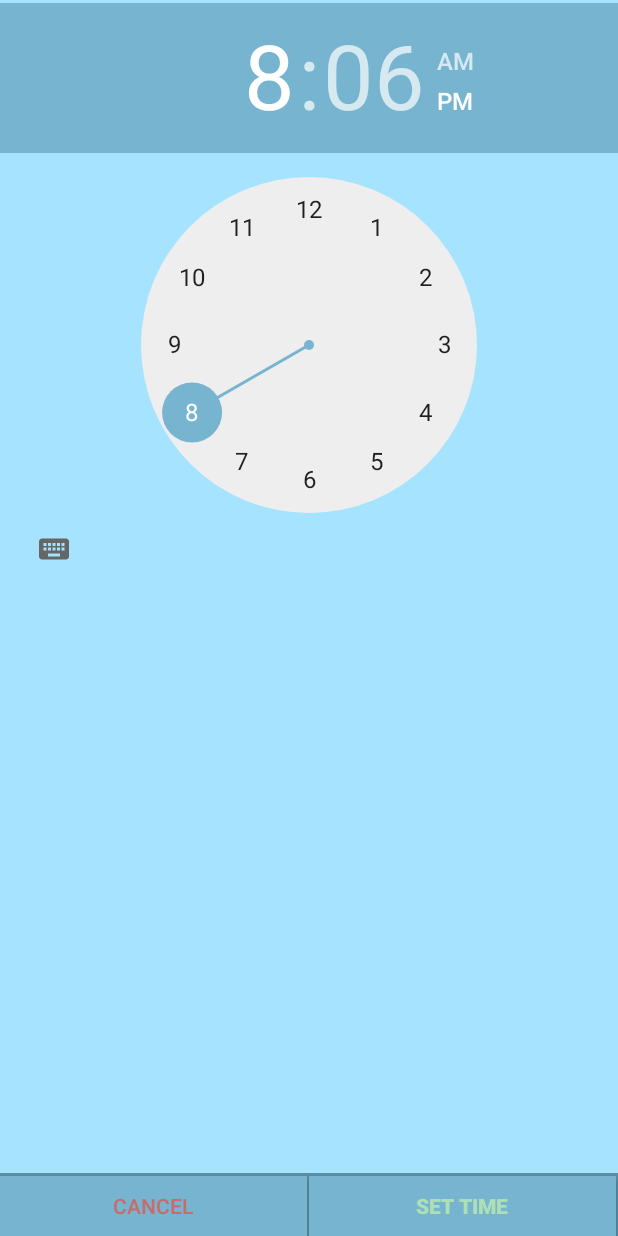
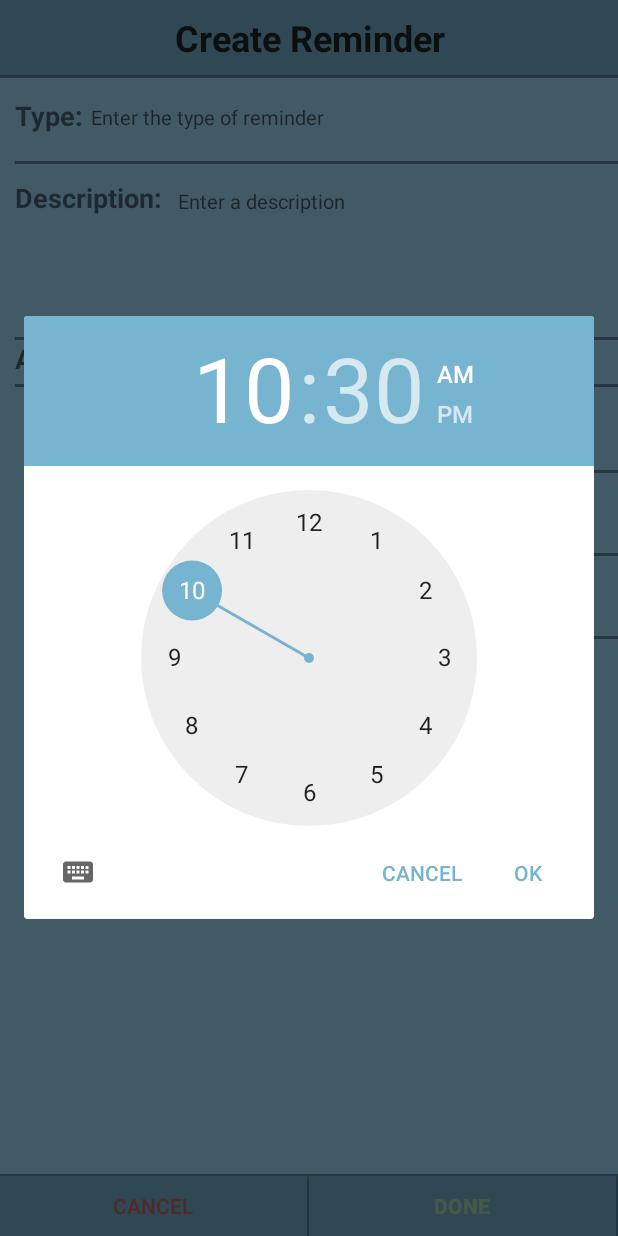
Before and after one commit to Jonas-I/Reminder-Application, an Android app: the CreateReminderActivity screen opened directly, with no data from a screen before it, after a tap on an icon or button, on a phone screen of 412 x 824 dp. Run offline under Robolectric (Android 15) with nearby library versions, the light colour scheme and no system bars.

Commit message:
Pushing my local repo, also changed up time selector and time retrieval

```diff
--- a/GroupProject/GLM/app/src/main/java/edu/qc/seclass/glm/CreateReminderActivity.java
+++ b/GroupProject/GLM/app/src/main/java/edu/qc/seclass/glm/CreateReminderActivity.java
@@ -1,6 +1,7 @@
 package edu.qc.seclass.glm;
 
 import android.app.Activity;
+import android.app.TimePickerDialog;
 import android.content.Context;
 import android.content.Intent;
 import android.os.Bundle;
@@ -10,6 +11,8 @@ import android.widget.DatePicker;
 import android.widget.EditText;
 import android.widget.TimePicker;
 import android.widget.Toast;
+
+import java.util.Calendar;
 
 public class CreateReminderActivity extends Activity {
 
@@ -62,19 +65,32 @@ public class CreateReminderActivity extends Activity {
         final View dtOverlay = (View) findViewById(R.id.dateTimeOverlay);
         final TimePicker timePicker = findViewById(R.id.inputTime);
         final DatePicker datePicker = findViewById(R.id.inputDate);
-
+        Calendar mcurrentTime = Calendar.getInstance();
+        int hour = mcurrentTime.get(Calendar.HOUR_OF_DAY);
+        int minute = mcurrentTime.get(Calendar.MINUTE);
+        final TimePickerDialog mTimePicker;
+        mTimePicker = new TimePickerDialog(this, new TimePickerDialog.OnTimeSetListener() {
+            @Override
+            public void onTimeSet(TimePicker timePicker, int selectedHour, int selectedMinute) {
+                String am_pm = "";
+                Calendar datetime = Calendar.getInstance();
+                datetime.set(Calendar.HOUR_OF_DAY, selectedHour);
+                datetime.set(Calendar.MINUTE, selectedMinute);
+                if (datetime.get(Calendar.AM_PM) == Calendar.AM)
+                    am_pm = "AM";
+                else if (datetime.get(Calendar.AM_PM) == Calendar.PM)
+                    am_pm = "PM";
+                String strHrsToShow = (datetime.get(Calendar.HOUR) == 0) ?"12":datetime.get(Calendar.HOUR)+"";
+                time.setText(strHrsToShow + ":" + selectedMinute + " " + am_pm);
+            }
+        }, hour, minute, false);//Yes 24 hour time
         // --TIME-- Clicking on the Time Button opens up the Time Picker
 
         time.setOnClickListener(new View.OnClickListener() {
             @Override
             public void onClick(View v) {
-                dtOverlay.setVisibility(View.VISIBLE);
-                dtBorderListView.setVisibility(View.VISIBLE);
-                timePicker.setVisibility(View.VISIBLE);
-                cancel.setVisibility(View.GONE);
-                done.setVisibility(View.GONE);
-                timeDone.setVisibility(View.VISIBLE);
-                timeCancel.setVisibility(View.VISIBLE);
+                mTimePicker.show();
+
 
             }
         });
@@ -175,4 +191,6 @@ public class CreateReminderActivity extends Activity {
         return !(descString.equals("") || typeString.equals(""));
     }
 
+
+
 }
--- a/GroupProject/GLM/app/src/main/java/edu/qc/seclass/glm/ExpandableListAdapter.java
+++ b/GroupProject/GLM/app/src/main/java/edu/qc/seclass/glm/ExpandableListAdapter.java
@@ -238,6 +238,7 @@ public class ExpandableListAdapter extends BaseExpandableListAdapter {
     }
 
 
+
     @Override
     public boolean isChildSelectable(int groupPosition, int childPosition) {
         return true;
```
